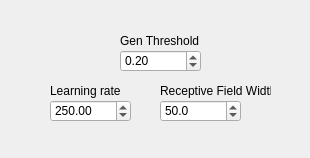
The window that _AlgorithmsPlugins/LWPR/paramsLWPRDynamic.ui (b4silio/MLDemos) describes before a commit, drawn with Qt 5.
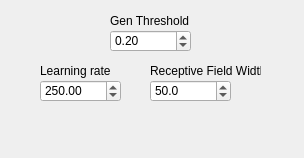
The same window after the commit.

```diff
--- a/_AlgorithmsPlugins/LWPR/paramsLWPRDynamic.ui
+++ b/_AlgorithmsPlugins/LWPR/paramsLWPRDynamic.ui
@@ -6,7 +6,7 @@
    <rect>
     <x>0</x>
     <y>0</y>
-    <width>310</width>
+    <width>304</width>
     <height>158</height>
    </rect>
   </property>
@@ -16,8 +16,8 @@
   <widget class="QLabel" name="label_41">
    <property name="geometry">
     <rect>
-     <x>160</x>
-     <y>80</y>
+     <x>150</x>
+     <y>60</y>
      <width>111</width>
      <height>21</height>
     </rect>
@@ -34,8 +34,8 @@
   <widget class="QLabel" name="label_38">
    <property name="geometry">
     <rect>
-     <x>120</x>
-     <y>30</y>
+     <x>110</x>
+     <y>10</y>
      <width>81</width>
      <height>21</height>
     </rect>
@@ -52,8 +52,8 @@
   <widget class="QLabel" name="label_39">
    <property name="geometry">
     <rect>
-     <x>50</x>
-     <y>80</y>
+     <x>40</x>
+     <y>60</y>
      <width>71</width>
      <height>21</height>
     </rect>
@@ -70,8 +70,8 @@
   <widget class="QDoubleSpinBox" name="lwprInitialDSpin">
    <property name="geometry">
     <rect>
-     <x>160</x>
-     <y>100</y>
+     <x>150</x>
+     <y>80</y>
      <width>81</width>
      <height>22</height>
     </rect>
@@ -103,8 +103,8 @@
   <widget class="QDoubleSpinBox" name="lwprAlphaSpin">
    <property name="geometry">
     <rect>
-     <x>50</x>
-     <y>100</y>
+     <x>40</x>
+     <y>80</y>
      <width>81</width>
      <height>22</height>
     </rect>
@@ -130,8 +130,8 @@
   <widget class="QDoubleSpinBox" name="lwprGenSpin">
    <property name="geometry">
     <rect>
-     <x>120</x>
-     <y>50</y>
+     <x>110</x>
+     <y>30</y>
      <width>81</width>
      <height>22</height>
     </rect>
```
